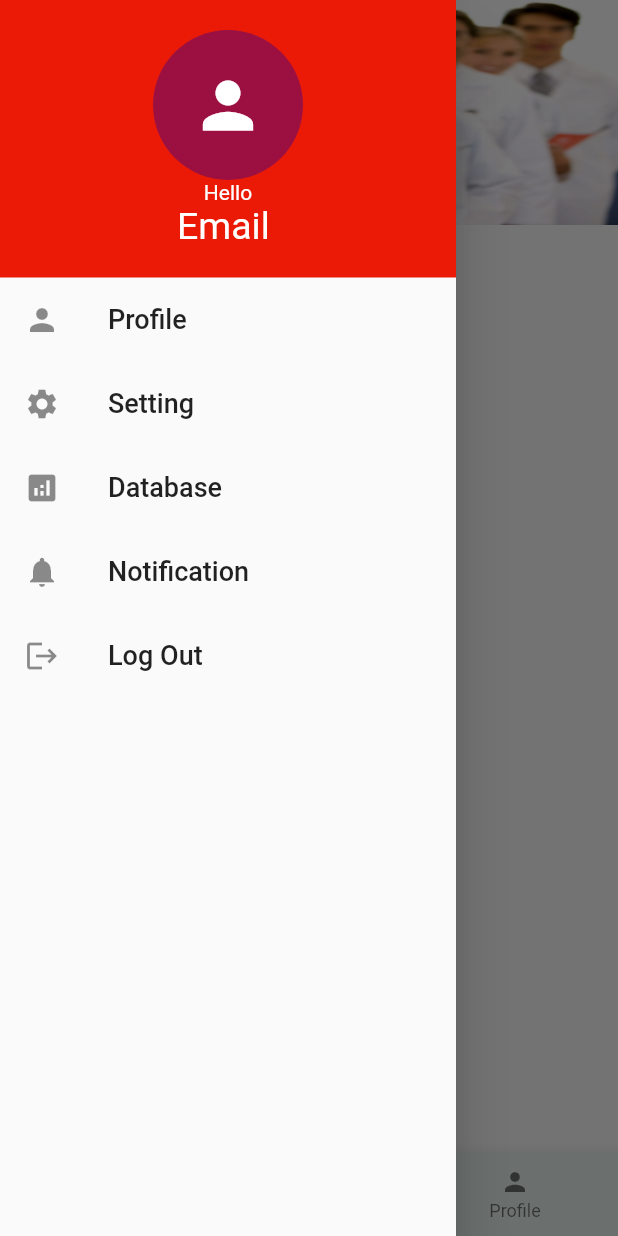
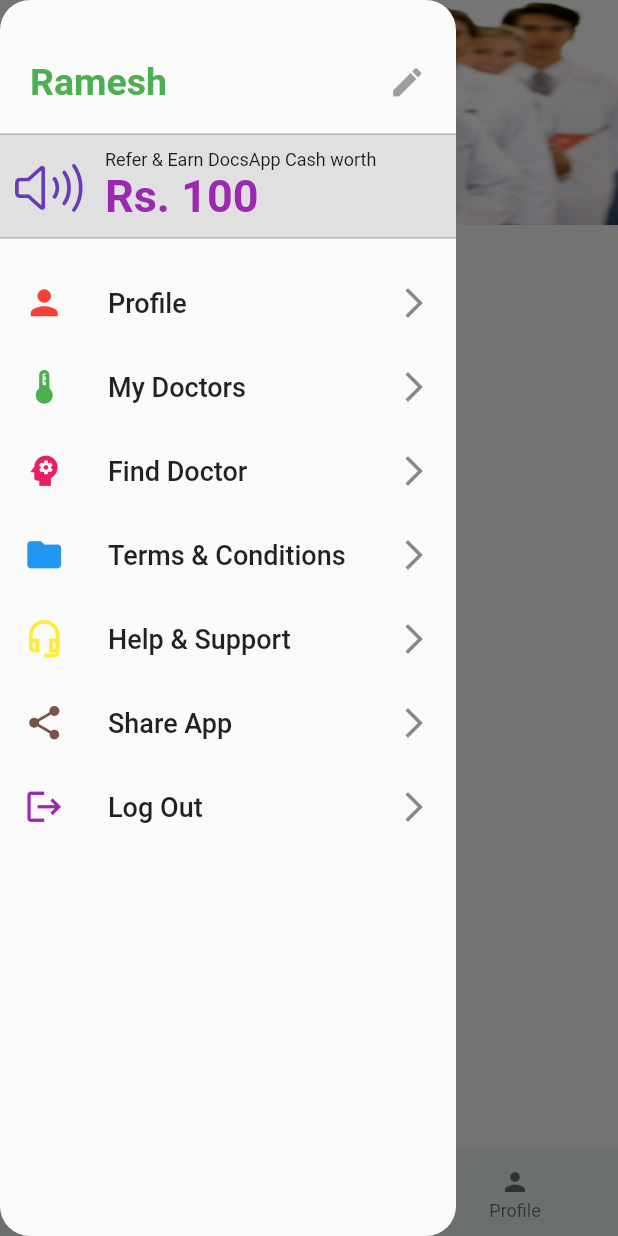
Before and after one commit to bluespacewebdevelopment/MyDoctor_App, a Flutter app: the screen it shows after launch, with the side drawer open, on a phone screen of 412 x 824 dp. Run offline on Flutter 3.47's test engine with Material 2 defaults, Android fonts, the phone set to English and light mode, and no system bars; our stand-ins replace flutter_native_splash; missing offline and left inert: cloud_firestore_web, firebase_auth_web, firebase_core_web, firebase_storage_web, image_picker_for_web, shared_preferences_web; accounts and stored records are empty.

Commit message:
drawer done

```diff
--- a/lib/pages/home_page.dart
+++ b/lib/pages/home_page.dart
@@ -40,7 +40,7 @@ class HomePageState extends State<HomePage> {
                   (BuildContext context, int index) {
                 return Container(
                   height: 200,
-                  child: Center(child:
+                  child: const Center(child:
                     FlutterLogo(size: 100,)),
                 );
               },
--- a/lib/utils/drawer.dart
+++ b/lib/utils/drawer.dart
@@ -1,4 +1,5 @@
 
+import 'package:flutter/cupertino.dart';
 import 'package:flutter/material.dart';
 
 class MyDrawer extends StatefulWidget {
@@ -10,85 +11,108 @@ class MyDrawer extends StatefulWidget {
 }
 
 class _MyDrawerState extends State<MyDrawer> {
-
+  final double _textSize = 18 ;
+  final double _iconSize = 27 ;
 
   @override
   Widget build(BuildContext context) {
-
     return Drawer(
+      elevation: 0,
+      shape: RoundedRectangleBorder(
+        borderRadius: BorderRadius.circular(20),
+      ),
         child: Column(
           children: <Widget>[
             Container(
               width: double.infinity,
-              padding: const EdgeInsets.all(20),
-              color: Theme
-                  .of(context)
-                  .primaryColor,
-              child: Center(
+              padding: const EdgeInsets.only(left: 20,right: 20,top: 40,bottom: 20),
               child: Column(
-                  children: <Widget>[
-                    Container(
-                          color: Colors.transparent,
-                          child: const CircleAvatar(
-                            radius: 50,
-                            child: Icon(Icons.person,size: 50,),),
-                        ),
-                    const Text('Hello',
-                      style: TextStyle(
-                        color: Colors.white,
-                      ),
-                    ),
-                    const Text(
-                      'Email ',
-                      style: TextStyle(color: Colors.white, fontSize: 25),
+                children: [
+                  Row(
+                    mainAxisAlignment: MainAxisAlignment.spaceBetween,
+                    children: const [
+                    Text('Ramesh',style: TextStyle(fontSize: 25,fontWeight: FontWeight.bold,color: Colors.green)),
+                    Icon(Icons.edit,size: 25,color: Colors.grey),
+                    ],
                   ),
                 ],
               ),
             ),
+            Container(
+              margin: const EdgeInsets.only(bottom: 15),
+              height: 70,
+              decoration: BoxDecoration(
+                color: Colors.grey.shade300,
+                border: const Border(
+                    top: BorderSide(color: Colors.black26,width: 0.8),
+                    bottom: BorderSide(color: Colors.black26,width: 0.8))
+              ),
+              child: Row(
+                children: [
+                  const Padding(padding: EdgeInsets.only(left: 10)),
+                  const Icon(CupertinoIcons.speaker_3,size: 45,color: Colors.deepPurple),
+                  const SizedBox(width: 15,),
+                  Column(
+                    crossAxisAlignment: CrossAxisAlignment.start,
+                    mainAxisAlignment: MainAxisAlignment.center,
+                    children: const [
+                      Text('Refer & Earn DocsApp Cash worth',style: TextStyle(fontSize: 12)),
+                      Text('Rs. 100',style: TextStyle(fontSize: 30,color: Colors.purple,fontWeight: FontWeight.bold),)
+                    ],
+                  )
+                ],
+              ),
             ),
            ListTile(
-              leading: const Icon(Icons.person),
-              title: const Text(
-                'Profile',
-                style: TextStyle(fontSize: 18),
-              ),
-              onTap: () {
-                Navigator.of(context).pop();
-              },
-            ),
-            ListTile(
-              leading: const Icon(Icons.settings),
-              title: const Text(
-                'Setting',
-                style: TextStyle(fontSize: 18),
-              ),
+              leading:  Icon(Icons.person,color: Colors.red,size: _iconSize,),
+              title:  Text('Profile', style: TextStyle(fontSize: _textSize),),
+              trailing: const Icon(Icons.arrow_forward_ios),
               onTap: () {
               },
             ),
             ListTile(
-                leading: const Icon(Icons.analytics),
-                title: const Text(
-                  'Database',
-                  style: TextStyle(fontSize: 18),
+              leading:  Icon(Icons.device_thermostat,color: Colors.green,size: _iconSize,),
+              title:  Text('My Doctors', style: TextStyle(fontSize: _textSize),),
+              trailing: const Icon(Icons.arrow_forward_ios),
+              onTap: () {
+              },
             ),
+            ListTile(
+              leading:  Icon(Icons.psychology,color: Colors.pink,size: _iconSize,),
+              title:  Text('Find Doctor ', style: TextStyle(fontSize: _textSize),),
+              trailing: const Icon(Icons.arrow_forward_ios),
               onTap: () {
-                }),
+              },
+            ),
             ListTile(
-                leading: const Icon(Icons.notifications),
-                title: const Text(
-                  'Notification',
-                  style: TextStyle(fontSize: 18),
+              leading:  Icon(Icons.folder,color: Colors.blue,size: _iconSize,),
+              title:  Text('Terms & Conditions', style: TextStyle(fontSize: _textSize),),
+              trailing: const Icon(Icons.arrow_forward_ios),
+              onTap: () {
+              },
             ),
+            ListTile(
+              leading:  Icon(Icons.headset_mic_outlined,color: Colors.yellow,size: _iconSize,),
+              title:  Text('Help & Support ', style: TextStyle(fontSize: _textSize),),
+              trailing: const Icon(Icons.arrow_forward_ios),
               onTap: () {
-                }),
+              },
+            ),
             ListTile(
-                leading: const Icon(Icons.logout),
-                title: const Text(
-                  'Log Out',
-                  style: TextStyle(fontSize: 18),
+              leading:  Icon(Icons.share,color: Colors.brown,size: _iconSize,),
+              title:  Text('Share App', style: TextStyle(fontSize: _textSize),),
+              trailing: const Icon(Icons.arrow_forward_ios),
+              onTap: () {
+              },
             ),
+            ListTile(
+              leading:  Icon(Icons.logout,color: Colors.purple,size: _iconSize,),
+              title:  Text('Log Out', style: TextStyle(fontSize: _textSize),),
+              trailing: const Icon(Icons.arrow_forward_ios),
               onTap: () {
-                }),
+              },
+            ),
+
           ],
         ));
   }
```
Also changed, not shown: 1 other file. Lines whose indentation alone changed are shown as unchanged.
